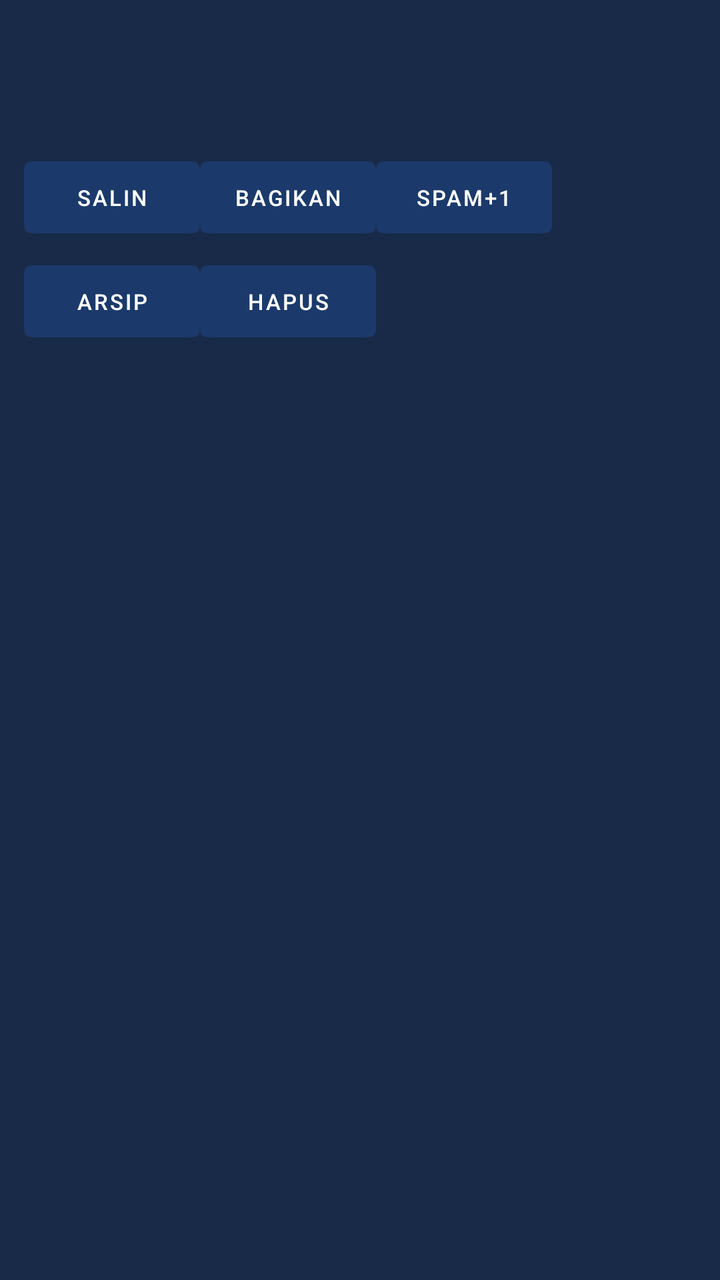
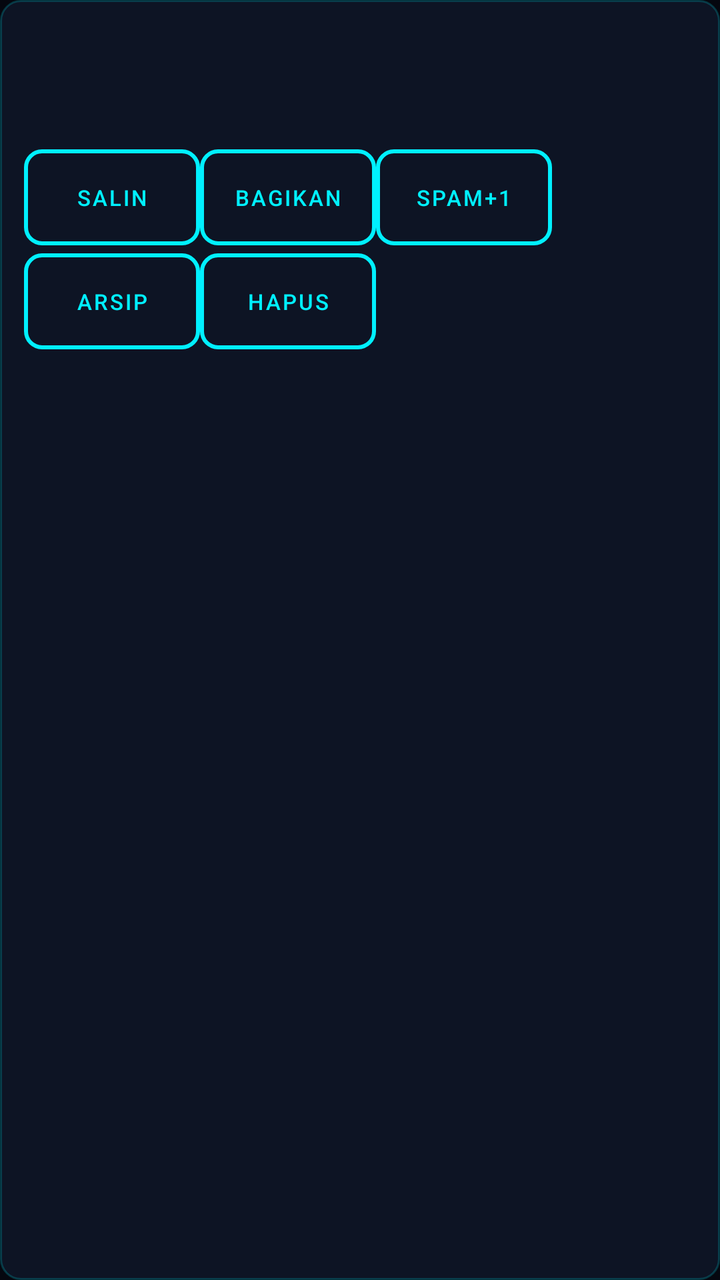

Two renders of the same Android screen: before a commit and after it. Below are the layout's source before the change and the commit's diff.
<!-- AndroidManifest.xml: application theme Theme.CloneMail -->
<!-- res/layout/item_alias.xml -->
<?xml version="1.0" encoding="utf-8"?>
<LinearLayout xmlns:android="http://schemas.android.com/apk/res/android"
    android:layout_width="match_parent"
    android:layout_height="wrap_content"
    android:orientation="vertical"
    android:padding="12dp"
    android:layout_marginBottom="8dp"
    android:background="@color/cm_card">

    <TextView
        android:id="@+id/tvAliasEmail"
        android:layout_width="match_parent"
        android:layout_height="wrap_content"
        android:textColor="@color/cm_accent"
        android:textSize="15sp"
        android:textStyle="bold" />

    <TextView
        android:id="@+id/tvSiteName"
        android:layout_width="match_parent"
        android:layout_height="wrap_content"
        android:layout_marginTop="2dp"
        android:textColor="@color/cm_text"
        android:textSize="13sp" />

    <TextView
        android:id="@+id/tvMeta"
        android:layout_width="match_parent"
        android:layout_height="wrap_content"
        android:textColor="@color/cm_hint"
        android:textSize="11sp" />

    <LinearLayout
        android:layout_width="match_parent"
        android:layout_height="wrap_content"
        android:layout_marginTop="8dp"
        android:orientation="horizontal">

        <Button android:id="@+id/btnCopy" android:layout_width="wrap_content" android:layout_height="wrap_content" android:text="Salin" android:textSize="11sp" />
        <Button android:id="@+id/btnShare" android:layout_width="wrap_content" android:layout_height="wrap_content" android:text="Bagikan" android:textSize="11sp" />
        <Button android:id="@+id/btnSpam" android:layout_width="wrap_content" android:layout_height="wrap_content" android:text="Spam+1" android:textSize="11sp" />
    </LinearLayout>

    <LinearLayout
        android:layout_width="match_parent"
        android:layout_height="wrap_content"
        android:layout_marginTop="4dp"
        android:orientation="horizontal">

        <Button android:id="@+id/btnArchive" android:layout_width="wrap_content" android:layout_height="wrap_content" android:text="Arsip" android:textSize="11sp" />
        <Button android:id="@+id/btnDelete" android:layout_width="wrap_content" android:layout_height="wrap_content" android:text="Hapus" android:textSize="11sp" />
    </LinearLayout>
</LinearLayout>
<!-- resources referenced by this layout -->
<resources>
  <color name="cm_accent">#F5B301</color>
  <color name="cm_card">#182A47</color>
  <color name="cm_hint">#8A9BA8</color>
  <color name="cm_text">#F2F5FA</color>
  <style name="Theme.CloneMail" parent="Theme.MaterialComponents.DayNight.NoActionBar">
          <item name="colorPrimary">@color/cm_primary</item>
          <item name="colorPrimaryDark">@color/cm_primary_dark</item>
          <item name="colorAccent">@color/cm_accent</item>
          <item name="android:windowBackground">@color/cm_bg</item>
      </style>
  <color name="cm_primary">#1B3A6B</color>
  <color name="cm_primary_dark">#12294D</color>
  <color name="cm_bg">#0E1626</color>
</resources>

<!-- the commit's change to res/layout/item_alias.xml (unified diff, before → after) -->
@@ -5,13 +5,13 @@
     android:orientation="vertical"
     android:padding="12dp"
     android:layout_marginBottom="8dp"
-    android:background="@color/cm_card">
+    android:background="@drawable/card_neon">
 
     <TextView
         android:id="@+id/tvAliasEmail"
         android:layout_width="match_parent"
         android:layout_height="wrap_content"
-        android:textColor="@color/cm_accent"
+        android:textColor="@color/neon_cyan"
         android:textSize="15sp"
         android:textStyle="bold" />
 
@@ -20,7 +20,7 @@
         android:layout_width="match_parent"
         android:layout_height="wrap_content"
         android:layout_marginTop="2dp"
-        android:textColor="@color/cm_text"
+        android:textColor="@color/text_primary"
         android:textSize="13sp" />
 
     <TextView
@@ -36,9 +36,9 @@
         android:layout_marginTop="8dp"
         android:orientation="horizontal">
 
-        <Button android:id="@+id/btnCopy" android:layout_width="wrap_content" android:layout_height="wrap_content" android:text="Salin" android:textSize="11sp" />
-        <Button android:id="@+id/btnShare" android:layout_width="wrap_content" android:layout_height="wrap_content" android:text="Bagikan" android:textSize="11sp" />
-        <Button android:id="@+id/btnSpam" android:layout_width="wrap_content" android:layout_height="wrap_content" android:text="Spam+1" android:textSize="11sp" />
+        <Button android:background="@drawable/btn_neon_outline" android:textColor="@color/neon_cyan" android:id="@+id/btnCopy" android:layout_width="wrap_content" android:layout_height="wrap_content" android:text="Salin" android:textSize="11sp" />
+        <Button android:background="@drawable/btn_neon_outline" android:textColor="@color/neon_cyan" android:id="@+id/btnShare" android:layout_width="wrap_content" android:layout_height="wrap_content" android:text="Bagikan" android:textSize="11sp" />
+        <Button android:background="@drawable/btn_neon_outline" android:textColor="@color/neon_cyan" android:id="@+id/btnSpam" android:layout_width="wrap_content" android:layout_height="wrap_content" android:text="Spam+1" android:textSize="11sp" />
     </LinearLayout>
 
     <LinearLayout
@@ -47,7 +47,7 @@
         android:layout_marginTop="4dp"
         android:orientation="horizontal">
 
-        <Button android:id="@+id/btnArchive" android:layout_width="wrap_content" android:layout_height="wrap_content" android:text="Arsip" android:textSize="11sp" />
-        <Button android:id="@+id/btnDelete" android:layout_width="wrap_content" android:layout_height="wrap_content" android:text="Hapus" android:textSize="11sp" />
+        <Button android:background="@drawable/btn_neon_outline" android:textColor="@color/neon_cyan" android:id="@+id/btnArchive" android:layout_width="wrap_content" android:layout_height="wrap_content" android:text="Arsip" android:textSize="11sp" />
+        <Button android:background="@drawable/btn_neon_outline" android:textColor="@color/neon_cyan" android:id="@+id/btnDelete" android:layout_width="wrap_content" android:layout_height="wrap_content" android:text="Hapus" android:textSize="11sp" />
     </LinearLayout>
 </LinearLayout>
<!-- resource entries referenced after the edit -->
@@ -1,17 +1,36 @@
 <!-- resources referenced by this layout -->
 <resources>
-  <color name="cm_accent">#F5B301</color>
-  <color name="cm_card">#182A47</color>
   <color name="cm_hint">#8A9BA8</color>
-  <color name="cm_text">#F2F5FA</color>
+  <color name="neon_cyan">#00F0FF</color>
+  <color name="text_primary">#FFFFFF</color>
+  <!-- drawable btn_neon_outline (drawable) -->
+  <?xml version="1.0" encoding="utf-8"?>
+  <shape xmlns:android="http://schemas.android.com/apk/res/android"
+      android:shape="rectangle">
+      <solid android:color="#00000000" />
+      <stroke
+          android:width="2dp"
+          android:color="@color/neon_cyan" />
+      <corners android:radius="8dp" />
+  </shape>
+  <!-- drawable card_neon (drawable) -->
+  <?xml version="1.0" encoding="utf-8"?>
+  <shape xmlns:android="http://schemas.android.com/apk/res/android"
+      android:shape="rectangle">
+      <solid android:color="@color/cyber_surface" />
+      <stroke
+          android:width="1dp"
+          android:color="#3300F0FF" />
+      <corners android:radius="10dp" />
+  </shape>
   <style name="Theme.CloneMail" parent="Theme.MaterialComponents.DayNight.NoActionBar">
-          <item name="colorPrimary">@color/cm_primary</item>
-          <item name="colorPrimaryDark">@color/cm_primary_dark</item>
-          <item name="colorAccent">@color/cm_accent</item>
-          <item name="android:windowBackground">@color/cm_bg</item>
+          <item name="colorPrimary">@color/neon_cyan</item>
+          <item name="colorPrimaryDark">@color/cyber_bg</item>
+          <item name="colorAccent">@color/neon_magenta</item>
+          <item name="android:windowBackground">@color/cyber_bg</item>
       </style>
-  <color name="cm_primary">#1B3A6B</color>
-  <color name="cm_primary_dark">#12294D</color>
-  <color name="cm_bg">#0E1626</color>
+  <color name="cyber_surface">#0D1424</color>
+  <color name="cyber_bg">#05070F</color>
+  <color name="neon_magenta">#FF2E9A</color>
 </resources>
 
